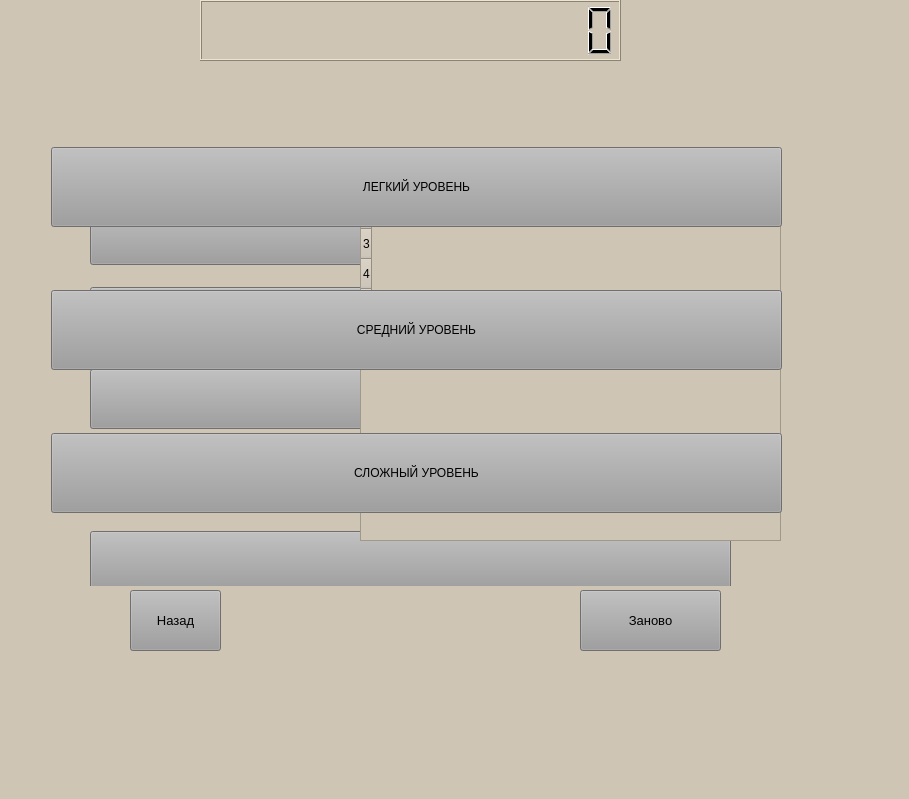
Qt form mainwindow.ui (samoha1337/Questionnaire) before a commit.
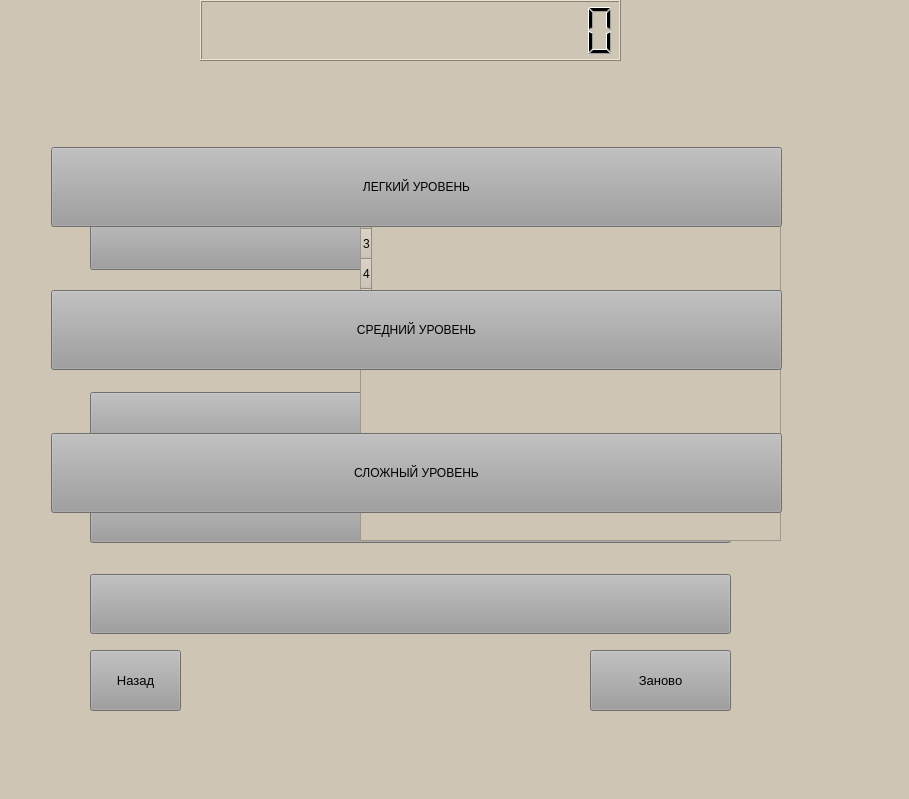
The same form after that commit.

Patch:
```diff
--- a/mainwindow.ui
+++ b/mainwindow.ui
@@ -41,7 +41,7 @@
       <x>90</x>
       <y>205</y>
       <width>641</width>
-      <height>381</height>
+      <height>438</height>
      </rect>
     </property>
     <layout class="QVBoxLayout" name="verticalLayout">
@@ -226,8 +226,8 @@
    <widget class="QPushButton" name="pushButton_back">
     <property name="geometry">
      <rect>
-      <x>130</x>
-      <y>590</y>
+      <x>90</x>
+      <y>650</y>
       <width>91</width>
       <height>61</height>
      </rect>
@@ -327,8 +327,8 @@
    <widget class="QPushButton" name="pushButton_repeat">
     <property name="geometry">
      <rect>
-      <x>580</x>
-      <y>590</y>
+      <x>590</x>
+      <y>650</y>
       <width>141</width>
       <height>61</height>
      </rect>
```
Left out of the diff: 8 changed lines with no effect on the pictures.
